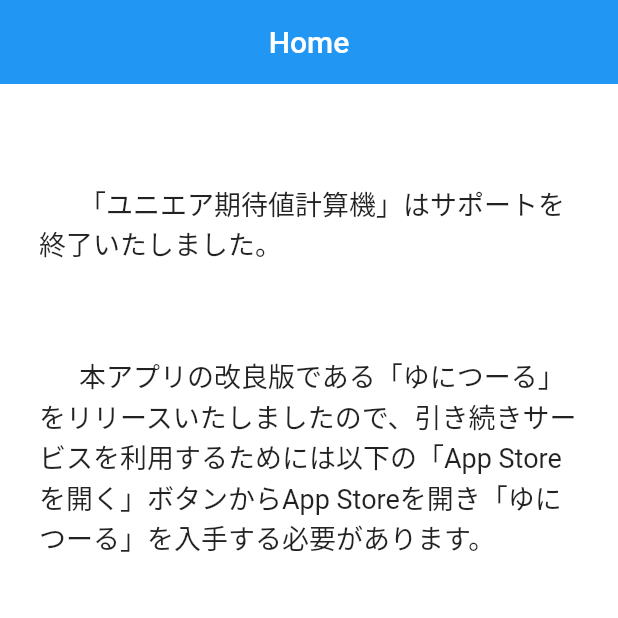
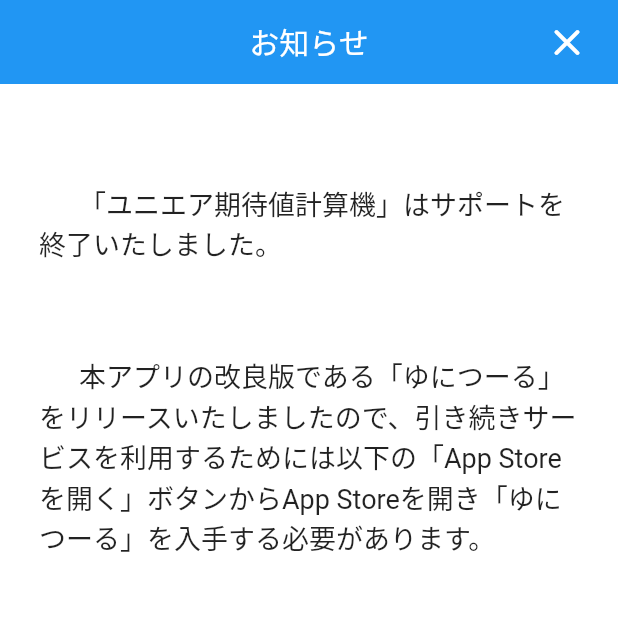
Before and after one commit to rerelurelu/UOA-EV-calculator, a Flutter app: the screen it shows after launch, on a phone screen of 412 x 824 dp, the top half of it. Run offline on Flutter 3.47's test engine with Material 2 defaults, Android fonts, the phone set to English and light mode, and no system bars; our stand-ins replace flutter_riverpod, keyboard_actions; missing offline and left inert: launch_review.

Commit message:
✨ feat: Add close button

```diff
--- a/lib/view/new_install.dart
+++ b/lib/view/new_install.dart
@@ -1,5 +1,6 @@
 import 'package:flutter/material.dart';
 import 'package:launch_review/launch_review.dart';
+import 'package:uoa_ev_calculator/view/main_page.dart';
 
 class NewInstall extends StatelessWidget {
   @override
@@ -22,8 +23,24 @@
     return Scaffold(
       appBar: AppBar(
         centerTitle: true,
-        title: Text('Home'),
+        title: Text('お知らせ'),
         elevation: 0,
+        actions: [
+          IconButton(
+            icon: Icon(
+              Icons.close_rounded,
+              size: 30,
+            ),
+            onPressed: () {
+              Navigator.of(context).push(
+                MaterialPageRoute(
+                  builder: (context) => MainPage(),
+                ),
+              );
+            },
+          ),
+          const SizedBox(width: 10)
+        ],
       ),
       body: Center(
         child: Container(
```
